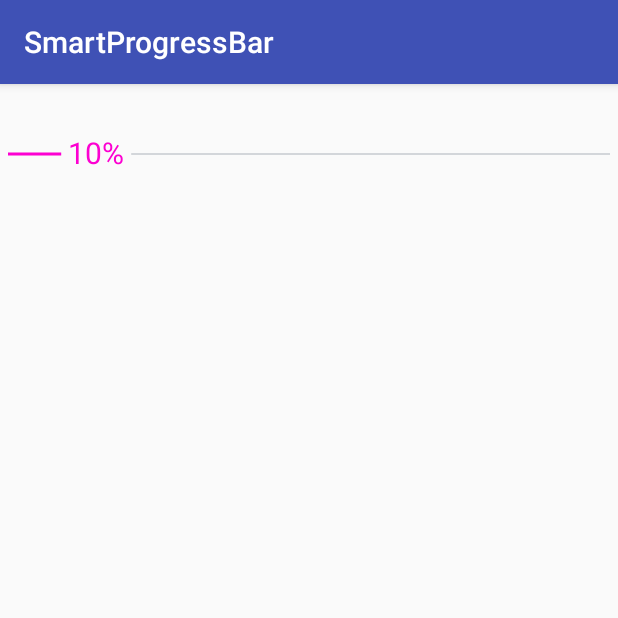
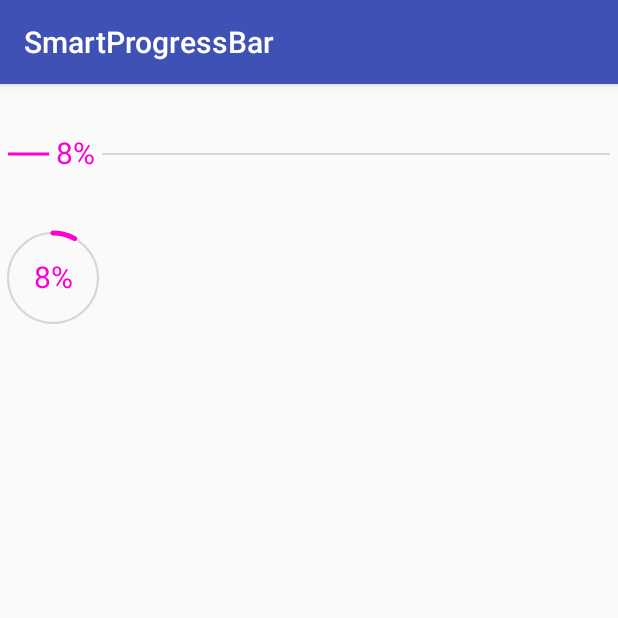
Before and after one commit to louyulin/SmartProgressBar, an Android app: the screen it shows after launch (MainActivity), on a phone screen of 412 x 824 dp, the top half of it. Run offline under Robolectric (Android 15) with nearby library versions, the phone set to English and light mode, and no system bars.

Commit message:
提交圆形自定义

```diff
--- a/app/src/main/java/com/example/lyl/smartprogressbar/MainActivity.java
+++ b/app/src/main/java/com/example/lyl/smartprogressbar/MainActivity.java
@@ -6,6 +6,7 @@ import android.os.Message;
 import android.support.v7.app.AppCompatActivity;
 
 import com.example.lyl.smartprogressbar.view.HorizontalProgressbarWithProgress;
+import com.example.lyl.smartprogressbar.view.RoundProgressBarWidthNumber;
 
 public class MainActivity extends AppCompatActivity {
 
@@ -17,11 +18,14 @@ public class MainActivity extends AppCompatActivity {
             switch (msg.what) {
                 case 10:
                     progressbar1.setProgress((Integer) msg.obj);
+                    progressbar2.setProgress((Integer) msg.obj);
                     break;
             }
             return false;
         }
-    });;
+    });
+    ;
+    private RoundProgressBarWidthNumber progressbar2;
 
     @Override
     protected void onCreate(Bundle savedInstanceState) {
@@ -54,6 +58,7 @@ public class MainActivity extends AppCompatActivity {
 
     private void initView() {
         progressbar1 = (HorizontalProgressbarWithProgress) findViewById(R.id.progressbar1);
+        progressbar2 = (RoundProgressBarWidthNumber) findViewById(R.id.progressbar2);
     }
 
 
--- a/app/src/main/java/com/example/lyl/smartprogressbar/view/HorizontalProgressbarWithProgress.java
+++ b/app/src/main/java/com/example/lyl/smartprogressbar/view/HorizontalProgressbarWithProgress.java
@@ -23,15 +23,15 @@ public class HorizontalProgressbarWithProgress extends ProgressBar {
     private static final int DEFAULT_HEIGHT_REACH = 2;
     private static final int DEFAULT_TEXT_OFFSET = 10;
 
-    private int mTextSize = sp2px(DEFAULT_TEXT_SIZE);
-    private int mTextColor = DEFAULT_TEXT_COLOR;
-    private int mUnReachColor = DEFAULT_COLOR_UNREACH;
-    private int mUnReachHeight = DEFAULT_HEIGHT_UNREACH;
-    private int mReachColor = DEFAULT_COLOR_REACH;
-    private int mReachHeight = dp2px(DEFAULT_HEIGHT_REACH);
-    private int mTextOffset = dp2px(DEFAULT_TEXT_OFFSET);
+    public int mTextSize = sp2px(DEFAULT_TEXT_SIZE);
+    public int mTextColor = DEFAULT_TEXT_COLOR;
+    public int mUnReachColor = DEFAULT_COLOR_UNREACH;
+    public int mUnReachHeight = DEFAULT_HEIGHT_UNREACH;
+    public int mReachColor = DEFAULT_COLOR_REACH;
+    public int mReachHeight = dp2px(DEFAULT_HEIGHT_REACH);
+    public int mTextOffset = dp2px(DEFAULT_TEXT_OFFSET);
 
-    private Paint mPaint = new Paint();
+    public Paint mPaint = new Paint();
 
     private int mRealWidth;
 
--- /dev/null
+++ b/app/src/main/java/com/example/lyl/smartprogressbar/view/RoundProgressBarWidthNumber.java
@@ -0,0 +1,107 @@
+package com.example.lyl.smartprogressbar.view;
+
+import android.content.Context;
+import android.content.res.TypedArray;
+import android.graphics.Canvas;
+import android.graphics.Paint;
+import android.graphics.RectF;
+import android.util.AttributeSet;
+import android.util.TypedValue;
+
+import com.example.lyl.smartprogressbar.R;
+
+/**
+ * Created by dllo on 18/3/29.
+ */
+
+public class RoundProgressBarWidthNumber extends HorizontalProgressbarWithProgress {
+
+    private int mRadius = dp2px(30);
+
+    public RoundProgressBarWidthNumber(Context context) {
+        super(context);
+    }
+
+    public RoundProgressBarWidthNumber(Context context, AttributeSet attrs) {
+        super(context, attrs);
+
+        mReachHeight = (int) (mUnReachHeight * 2.5f);
+
+        TypedArray ta = context.obtainStyledAttributes(attrs,
+                R.styleable.RoundProgressBarWidthNumber);
+        mRadius = (int) ta.getDimension(
+                R.styleable.RoundProgressBarWidthNumber_radius, mRadius);
+        ta.recycle();
+
+        mTextSize = sp2px(14);
+
+        mPaint.setStyle(Paint.Style.STROKE);
+        mPaint.setAntiAlias(true);
+        mPaint.setDither(true);
+        mPaint.setStrokeCap(Paint.Cap.ROUND);
+    }
+
+    public RoundProgressBarWidthNumber(Context context, AttributeSet attrs, int defStyleAttr) {
+        super(context, attrs, defStyleAttr);
+    }
+
+    @Override
+    protected synchronized void onMeasure(int widthMeasureSpec, int heightMeasureSpec) {
+        int heightMode = MeasureSpec.getMode(heightMeasureSpec);
+        int widthMode = MeasureSpec.getMode(widthMeasureSpec);
+
+        int paintWidth = Math.max(mReachHeight,
+                mUnReachHeight);
+
+        if (heightMode != MeasureSpec.EXACTLY) {
+
+            int exceptHeight = (int) (getPaddingTop() + getPaddingBottom()
+                    + mRadius * 2 + paintWidth);
+            heightMeasureSpec = MeasureSpec.makeMeasureSpec(exceptHeight,
+                    MeasureSpec.EXACTLY);
+        }
+        if (widthMode != MeasureSpec.EXACTLY) {
+            int exceptWidth = (int) (getPaddingLeft() + getPaddingRight()
+                    + mRadius * 2 + paintWidth);
+            widthMeasureSpec = MeasureSpec.makeMeasureSpec(exceptWidth,
+                    MeasureSpec.EXACTLY);
+        }
+        super.onMeasure(widthMeasureSpec, heightMeasureSpec);
+    }
+
+    @Override
+    protected synchronized void onDraw(Canvas canvas) {
+        String text = getProgress() + "%";
+        // mPaint.getTextBounds(text, 0, text.length(), mTextBound);
+        float textWidth = mPaint.measureText(text);
+        float textHeight = (mPaint.descent() + mPaint.ascent()) / 2;
+
+        canvas.save();
+        canvas.translate(getPaddingLeft(), getPaddingTop());
+        mPaint.setStyle(Paint.Style.STROKE);
+        // draw unreaded bar
+        mPaint.setColor(mUnReachColor);
+        mPaint.setStrokeWidth(mUnReachHeight);
+        canvas.drawCircle(mRadius, mRadius, mRadius, mPaint);
+        // draw reached bar
+        mPaint.setColor(mReachColor);
+        mPaint.setStrokeWidth(mReachHeight);
+        float sweepAngle = getProgress() * 1.0f / getMax() * 360;
+        canvas.drawArc(new RectF(0, 0, mRadius * 2, mRadius * 2), 270,
+                sweepAngle, false, mPaint);
+        // draw text
+        mPaint.setStyle(Paint.Style.FILL);
+        canvas.drawText(text, mRadius - textWidth / 2, mRadius - textHeight,
+                mPaint);
+
+        canvas.restore();
+    }
+
+    private int dp2px(int dpVal) {
+        return (int) TypedValue.applyDimension(TypedValue.COMPLEX_UNIT_DIP, dpVal, getResources().getDisplayMetrics());
+    }
+
+    private int sp2px(int spVal) {
+        return (int) TypedValue.applyDimension(TypedValue.COMPLEX_UNIT_SP, spVal, getResources().getDisplayMetrics());
+    }
+}
--- a/app/src/main/res/layout/activity_main.xml
+++ b/app/src/main/res/layout/activity_main.xml
@@ -16,9 +16,17 @@
         app:progress_text_size="20sp"
         android:layout_width="match_parent"
         android:layout_height="wrap_content"
-        android:progress="50"
         android:padding="5dp"
         android:layout_marginTop="30dp"/>
+
+    <com.example.lyl.smartprogressbar.view.RoundProgressBarWidthNumber
+        android:id="@+id/progressbar2"
+        app:progress_text_size="20sp"
+        android:layout_width="match_parent"
+        android:layout_height="wrap_content"
+        android:padding="5dp"
+        android:layout_marginTop="30dp"/>
+
 </LinearLayout>
 
 </ScrollView>
--- a/app/src/main/res/values/attrs.xml
+++ b/app/src/main/res/values/attrs.xml
@@ -18,4 +18,8 @@
         <attr name="progress_text_offset"></attr>
     </declare-styleable>
 
+    <declare-styleable name="RoundProgressBarWidthNumber">
+        <attr name="radius" format="dimension" />
+    </declare-styleable>
+
 </resources>
```
